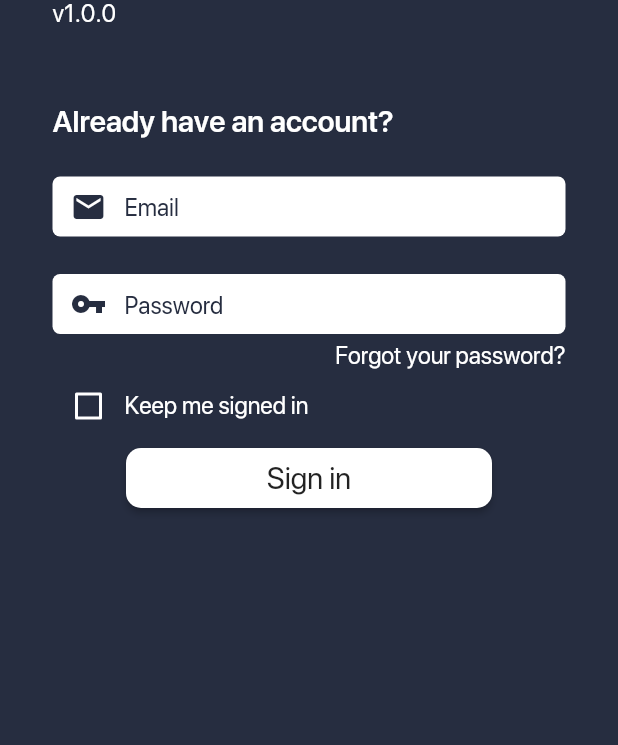
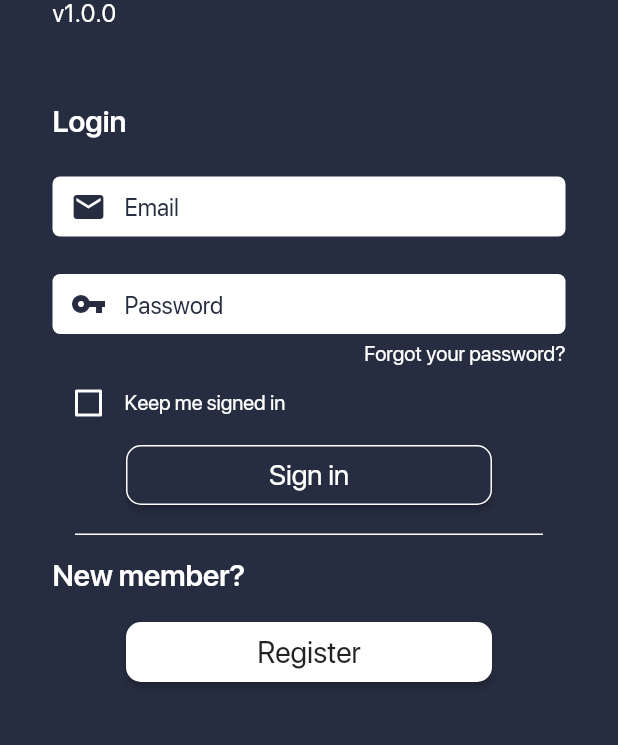
Before and after one commit to gdelataillade/tempo_dingo, a Flutter app: the screen it shows after launch, on a phone screen of 412 x 824 dp, the part 209-954 px from its top. Run offline on Flutter 3.47's test engine with Material 2 defaults, Android fonts, the phone set to English and light mode, and no system bars.

Commit message:
LogIn: Add register layout + login input check

```diff
--- a/lib/src/app.dart
+++ b/lib/src/app.dart
@@ -29,6 +29,11 @@ class MyApp extends StatelessWidget {
             fontSize: 16,
             fontFamily: 'Apple',
           ),
+          body2: TextStyle(
+            color: Colors.white,
+            fontSize: 14,
+            fontFamily: 'Apple',
+          ),
         ),
       ),
       home: Scaffold(
--- a/lib/src/screens/log_in.dart
+++ b/lib/src/screens/log_in.dart
@@ -24,6 +24,16 @@ class _LogInState extends State<LogIn> {
           Text("v1.0.0", style: Theme.of(context).textTheme.body1),
           const SizedBox(height: 50),
           _LogInForm(),
+          const SizedBox(height: 15),
+          Center(
+            child: Container(
+              height: 1,
+              width: MediaQuery.of(context).size.width - 100,
+              color: Colors.white,
+            ),
+          ),
+          const SizedBox(height: 15),
+          _Register(),
         ],
       ),
     );
@@ -43,6 +53,7 @@ class __LogInFormState extends State<_LogInForm> {
   String _email = "";
   String _password = "";
   bool _staySignedIn = false;
+  bool _inputsAreValid = false;
 
   void _initControllers() {
     _emailController.addListener(_emailListener);
@@ -53,12 +64,33 @@ class __LogInFormState extends State<_LogInForm> {
     _emailController.text.isEmpty
         ? _email = ""
         : _email = _emailController.text;
+    if (_checkValidInputs() && !_inputsAreValid)
+      setState(() => _inputsAreValid = true);
+    if (!_checkValidInputs() && _inputsAreValid)
+      setState(() => _inputsAreValid = false);
   }
 
   void _passwordListener() {
     _passwordController.text.isEmpty
         ? _password = ""
         : _password = _passwordController.text;
+    if (_checkValidInputs() && !_inputsAreValid)
+      setState(() => _inputsAreValid = true);
+    if (!_checkValidInputs() && _inputsAreValid)
+      setState(() => _inputsAreValid = false);
+  }
+
+  bool _checkValidInputs() {
+    if (_emailController.text.length >= 4 &&
+        _passwordController.text.length >= 4) return true;
+    return false;
+  }
+
+  @override
+  void dispose() {
+    _emailController.dispose();
+    _passwordController.dispose();
+    super.dispose();
   }
 
   @override
@@ -72,15 +104,14 @@ class __LogInFormState extends State<_LogInForm> {
     return Column(
       crossAxisAlignment: CrossAxisAlignment.start,
       children: <Widget>[
-        Text("Already have an account?",
-            style: Theme.of(context).textTheme.title),
+        Text("Login", style: Theme.of(context).textTheme.title),
         FormInput(Icons.email, "Email", _emailController),
         FormInput(Icons.vpn_key, "Password", _passwordController),
         const SizedBox(height: 5),
         Align(
           alignment: Alignment.topRight,
           child: Text("Forgot your password?",
-              style: Theme.of(context).textTheme.body1),
+              style: Theme.of(context).textTheme.body2),
         ),
         Row(
           children: <Widget>[
@@ -92,16 +123,16 @@ class __LogInFormState extends State<_LogInForm> {
                 activeColor: Colors.white,
                 checkColor: mainTheme,
                 onChanged: (bool value) {
-                  setState(() {
-                    _staySignedIn = value;
-                  });
+                  setState(() => _staySignedIn = value);
                 },
               ),
             ),
-            Text("Keep me signed in", style: Theme.of(context).textTheme.body1),
+            Text("Keep me signed in", style: Theme.of(context).textTheme.body2),
           ],
         ),
-        Button("Sign in", _submit),
+        _inputsAreValid
+            ? Button("Sign in", () {})
+            : DarkButton("Sign in", _submit),
       ],
     );
   }
@@ -111,3 +142,24 @@ class __LogInFormState extends State<_LogInForm> {
     print(_password);
   }
 }
+
+class _Register extends StatefulWidget {
+  _Register({Key key}) : super(key: key);
+
+  @override
+  __RegisterState createState() => __RegisterState();
+}
+
+class __RegisterState extends State<_Register> {
+  @override
+  Widget build(BuildContext context) {
+    return Column(
+      crossAxisAlignment: CrossAxisAlignment.start,
+      children: <Widget>[
+        Text("New member?", style: Theme.of(context).textTheme.title),
+        const SizedBox(height: 15),
+        Button("Register", () {}),
+      ],
+    );
+  }
+}
```
